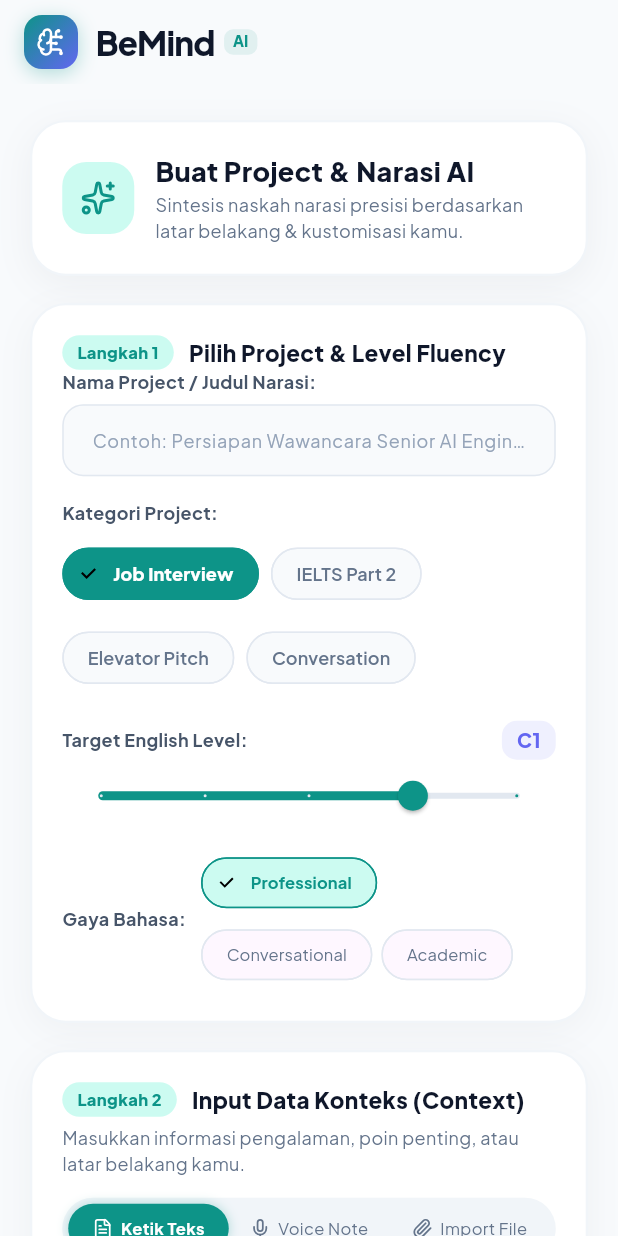
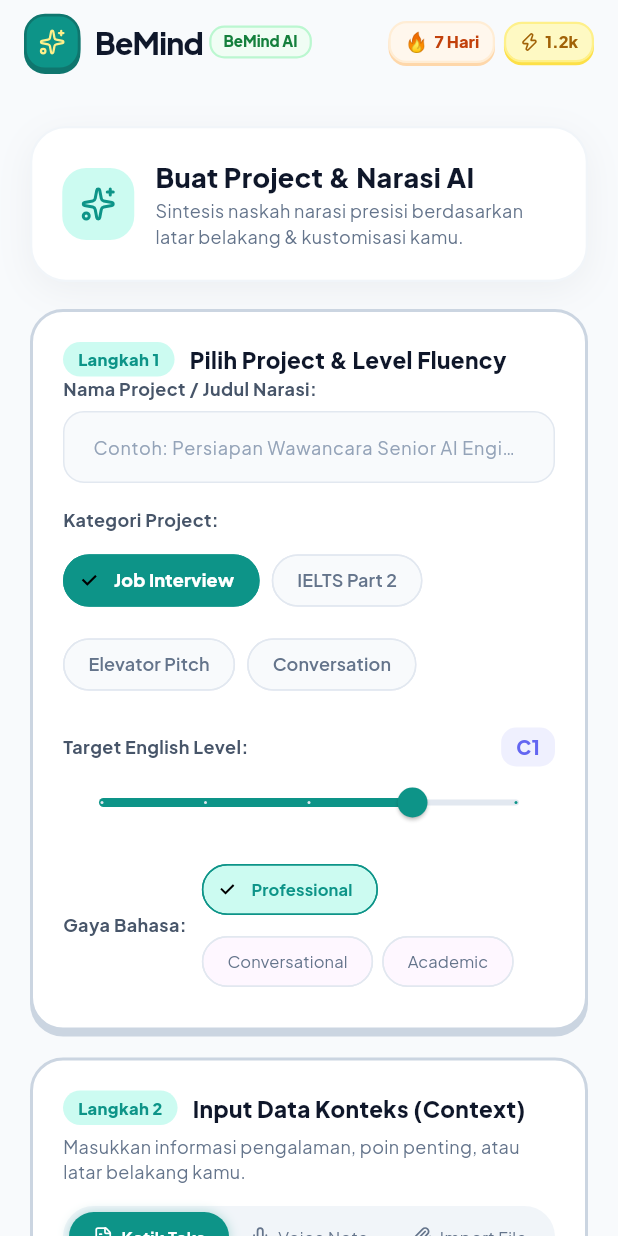
Before and after one commit to haydiru/BeMind, a Flutter app: the GenerateEssayPage screen opened directly, on a phone screen of 412 x 824 dp. Run offline on Flutter 3.47's test engine with Material 3 defaults, Android fonts, the phone set to English and light mode, and no system bars; our stand-ins replace audioplayers, file_picker, flutter_local_notifications, flutter_svg, google_fonts, google_sign_in and 4 more; missing offline and left inert: record; accounts and stored records are empty.

Commit message:
feat(ui): major Duolingo-inspired 3D redesign across inner pages (3D Nav Bar, Header Badges, Generate 3D Cards & Buttons, Teleprompter Control Deck)

```diff
--- a/lib/pages/generate_essay_page.dart
+++ b/lib/pages/generate_essay_page.dart
@@ -576,15 +576,14 @@ class _GenerateEssayPageState extends State<GenerateEssayPage> {
                 padding: const EdgeInsets.all(20),
                 decoration: BoxDecoration(
                   color: Colors.white,
-                  borderRadius: BorderRadius.circular(24),
-                  boxShadow: [
+                  borderRadius: BorderRadius.circular(22),
+                  border: Border.all(color: const Color(0xFFCBD5E1), width: 2.0),
+                  boxShadow: const [
                     BoxShadow(
-                      color: const Color(0xFF0F172A).withValues(alpha: 0.04),
-                      blurRadius: 20,
-                      offset: const Offset(0, 6),
+                      color: Color(0xFFCBD5E1),
+                      offset: Offset(0, 4.0),
                     ),
                   ],
-                  border: Border.all(color: const Color(0xFFF1F5F9), width: 1.5),
                 ),
                 child: Column(
                   crossAxisAlignment: CrossAxisAlignment.stretch,
@@ -756,15 +755,14 @@ class _GenerateEssayPageState extends State<GenerateEssayPage> {
                 padding: const EdgeInsets.all(20),
                 decoration: BoxDecoration(
                   color: Colors.white,
-                  borderRadius: BorderRadius.circular(24),
-                  boxShadow: [
+                  borderRadius: BorderRadius.circular(22),
+                  border: Border.all(color: const Color(0xFFCBD5E1), width: 2.0),
+                  boxShadow: const [
                     BoxShadow(
-                      color: const Color(0xFF0F172A).withValues(alpha: 0.04),
-                      blurRadius: 20,
-                      offset: const Offset(0, 6),
+                      color: Color(0xFFCBD5E1),
+                      offset: Offset(0, 4.0),
                     ),
                   ],
-                  border: Border.all(color: const Color(0xFFF1F5F9), width: 1.5),
                 ),
                 child: Column(
                   crossAxisAlignment: CrossAxisAlignment.stretch,
@@ -1183,48 +1181,49 @@ class _GenerateEssayPageState extends State<GenerateEssayPage> {
               // ─── EKSEKUSI: TOMBOL GENERATE PROJECT ─────────────────────────────────
               Container(
                 decoration: BoxDecoration(
-                  borderRadius: BorderRadius.circular(999),
-                  gradient: const LinearGradient(
-                    colors: [Color(0xFF0D9488), Color(0xFF6366F1)],
-                    begin: Alignment.topLeft,
-                    end: Alignment.bottomRight,
-                  ),
-                  boxShadow: [
+                  color: const Color(0xFF16A34A),
+                  borderRadius: BorderRadius.circular(18),
+                  border: Border.all(color: const Color(0xFF15803D), width: 2.2),
+                  boxShadow: const [
                     BoxShadow(
-                      color: const Color(0xFF0D9488).withValues(alpha: 0.35),
-                      blurRadius: 16,
-                      offset: const Offset(0, 4),
+                      color: Color(0xFF15803D),
+                      offset: Offset(0, 4.0),
                     ),
                   ],
                 ),
-                child: ElevatedButton(
-                  onPressed: _isGenerating ? null : () => _generateNarrative(provider),
-                  style: ElevatedButton.styleFrom(
+                child: Material(
+                  color: Colors.transparent,
+                  child: InkWell(
+                    borderRadius: BorderRadius.circular(18),
+                    onTap: _isGenerating ? null : () => _generateNarrative(provider),
+                    child: Padding(
                       padding: const EdgeInsets.symmetric(vertical: 16),
-                    backgroundColor: Colors.transparent,
-                    shadowColor: Colors.transparent,
-                    minimumSize: const Size(double.infinity, 54),
-                    shape: RoundedRectangleBorder(borderRadius: BorderRadius.circular(999)),
-                  ),
                       child: _isGenerating
                           ? const Row(
                               mainAxisAlignment: MainAxisAlignment.center,
                               children: [
                                 SizedBox(width: 20, height: 20, child: CircularProgressIndicator(strokeWidth: 2.5, color: Colors.white)),
                                 SizedBox(width: 12),
-                            Text('Sedang Menyusun Naskah AI...', style: TextStyle(color: Colors.white, fontWeight: FontWeight.bold)),
+                                Text('AI SEDANG MERACIK NASKAH...', style: TextStyle(color: Colors.white, fontWeight: FontWeight.w900)),
                               ],
                             )
                           : Row(
                               mainAxisAlignment: MainAxisAlignment.center,
                               children: [
-                            const Icon(LucideIcons.sparkles, color: Colors.white, size: 20),
+                                const Icon(LucideIcons.sparkles, color: Color(0xFFFEF08A), size: 22),
                                 const SizedBox(width: 10),
                                 Text(
-                              'Generate & Sintesis Narasi',
-                              style: GoogleFonts.plusJakartaSans(fontSize: 16, fontWeight: FontWeight.w800, color: Colors.white),
+                                  'GENERASI NASKAH KELANCARAN 🚀',
+                                  style: GoogleFonts.plusJakartaSans(
+                                    fontSize: 15,
+                                    fontWeight: FontWeight.w900,
+                                    color: Colors.white,
+                                    letterSpacing: 0.5,
+                                  ),
                                 ),
                               ],
+                            ),
+                    ),
                   ),
                 ),
               ),
--- a/lib/widgets/header_bar.dart
+++ b/lib/widgets/header_bar.dart
@@ -1,6 +1,11 @@
 import 'package:flutter/material.dart';
 import 'package:google_fonts/google_fonts.dart';
 import 'package:lucide_icons_flutter/lucide_icons.dart';
+
+// ──────────────────────────────────────────────────────────────────────────────
+// BeMind — Duolingo-Inspired Gamified Header Bar
+// Features Mascot Badge, Streak Flame Counter 🔥 & XP Gems Badge ⚡
+// ──────────────────────────────────────────────────────────────────────────────
 
 class HeaderBar extends StatelessWidget implements PreferredSizeWidget {
   final String title;
@@ -11,63 +16,130 @@ class HeaderBar extends StatelessWidget implements PreferredSizeWidget {
   }) : super(key: key);
 
   @override
-  Size get preferredSize => const Size.fromHeight(60);
+  Size get preferredSize => const Size.fromHeight(64);
 
   @override
   Widget build(BuildContext context) {
     return AppBar(
-      backgroundColor: const Color(0xFFF8FAFC).withValues(alpha: 0.95),
+      backgroundColor: const Color(0xFFF8FAFC),
       elevation: 0,
       automaticallyImplyLeading: false,
+      titleSpacing: 16,
       title: Row(
         children: [
+          // Mascot Logo Badge
           Container(
             padding: const EdgeInsets.all(8),
             decoration: BoxDecoration(
-              gradient: const LinearGradient(
-                colors: [Color(0xFF0D9488), Color(0xFF6366F1)],
-                begin: Alignment.topLeft,
-                end: Alignment.bottomRight,
-              ),
-              borderRadius: BorderRadius.circular(12),
-              boxShadow: [
+              color: const Color(0xFF0D9488),
+              borderRadius: BorderRadius.circular(14),
+              border: Border.all(color: const Color(0xFF0F766E), width: 1.8),
+              boxShadow: const [
                 BoxShadow(
-                  color: const Color(0xFF0D9488).withValues(alpha: 0.3),
-                  blurRadius: 10,
-                  offset: const Offset(0, 3),
+                  color: Color(0xFF0F766E),
+                  offset: Offset(0, 2.5),
                 ),
               ],
             ),
             child: const Icon(
-              LucideIcons.brainCircuit,
-              size: 20,
-              color: Colors.white,
+              LucideIcons.sparkles,
+              size: 18,
+              color: Color(0xFFFEF08A),
             ),
           ),
-          const SizedBox(width: 12),
+          const SizedBox(width: 10),
+
+          // App Title
           Text(
             'BeMind',
             style: GoogleFonts.plusJakartaSans(
-              fontSize: 22,
-              fontWeight: FontWeight.w800,
+              fontSize: 20,
+              fontWeight: FontWeight.w900,
               color: const Color(0xFF0F172A),
               letterSpacing: -0.5,
             ),
           ),
-          const SizedBox(width: 6),
+          const SizedBox(width: 4),
+
+          // Subtitle / Page Title Pill
           Container(
-            padding: const EdgeInsets.symmetric(horizontal: 6, vertical: 2),
+            padding: const EdgeInsets.symmetric(horizontal: 8, vertical: 3),
             decoration: BoxDecoration(
-              color: const Color(0xFF0D9488).withValues(alpha: 0.1),
-              borderRadius: BorderRadius.circular(6),
+              color: const Color(0xFFF0FDF4),
+              borderRadius: BorderRadius.circular(10),
+              border: Border.all(color: const Color(0xFFBBF7D0), width: 1.5),
             ),
             child: Text(
-              'AI',
+              title,
               style: GoogleFonts.plusJakartaSans(
                 fontSize: 10,
                 fontWeight: FontWeight.w800,
-                color: const Color(0xFF0D9488),
+                color: const Color(0xFF15803D),
               ),
+            ),
+          ),
+
+          const Spacer(),
+
+          // 🔥 Duolingo-Style Streak Flame Badge
+          Container(
+            padding: const EdgeInsets.symmetric(horizontal: 9, vertical: 5),
+            decoration: BoxDecoration(
+              color: const Color(0xFFFFF7ED),
+              borderRadius: BorderRadius.circular(12),
+              border: Border.all(color: const Color(0xFFFFEDD5), width: 1.5),
+              boxShadow: const [
+                BoxShadow(
+                  color: Color(0xFFFED7AA),
+                  offset: Offset(0, 2),
+                ),
+              ],
+            ),
+            child: Row(
+              children: [
+                const Text('🔥', style: TextStyle(fontSize: 13)),
+                const SizedBox(width: 4),
+                Text(
+                  '7 Hari',
+                  style: GoogleFonts.plusJakartaSans(
+                    fontSize: 11,
+                    fontWeight: FontWeight.w900,
+                    color: const Color(0xFFC2410C),
+                  ),
+                ),
+              ],
+            ),
+          ),
+
+          const SizedBox(width: 6),
+
+          // ⚡ Duolingo-Style XP Gems Badge
+          Container(
+            padding: const EdgeInsets.symmetric(horizontal: 9, vertical: 5),
+            decoration: BoxDecoration(
+              color: const Color(0xFFFEF9C3),
+              borderRadius: BorderRadius.circular(12),
+              border: Border.all(color: const Color(0xFFFEF08A), width: 1.5),
+              boxShadow: const [
+                BoxShadow(
+                  color: Color(0xFFFDE047),
+                  offset: Offset(0, 2),
+                ),
+              ],
+            ),
+            child: Row(
+              children: [
+                const Icon(LucideIcons.zap, size: 13, color: Color(0xFFA16207)),
+                const SizedBox(width: 4),
+                Text(
+                  '1.2k',
+                  style: GoogleFonts.plusJakartaSans(
+                    fontSize: 11,
+                    fontWeight: FontWeight.w900,
+                    color: const Color(0xFFA16207),
+                  ),
+                ),
+              ],
             ),
           ),
         ],
```
Also changed, not shown: lib/pages/marketplace_page.dart (+40 -53 lines), lib/pages/teleprompter_page.dart (+20 -22 lines), lib/widgets/bottom_nav_bar.dart (+41 -17 lines). Lines whose indentation alone changed are shown as unchanged.
